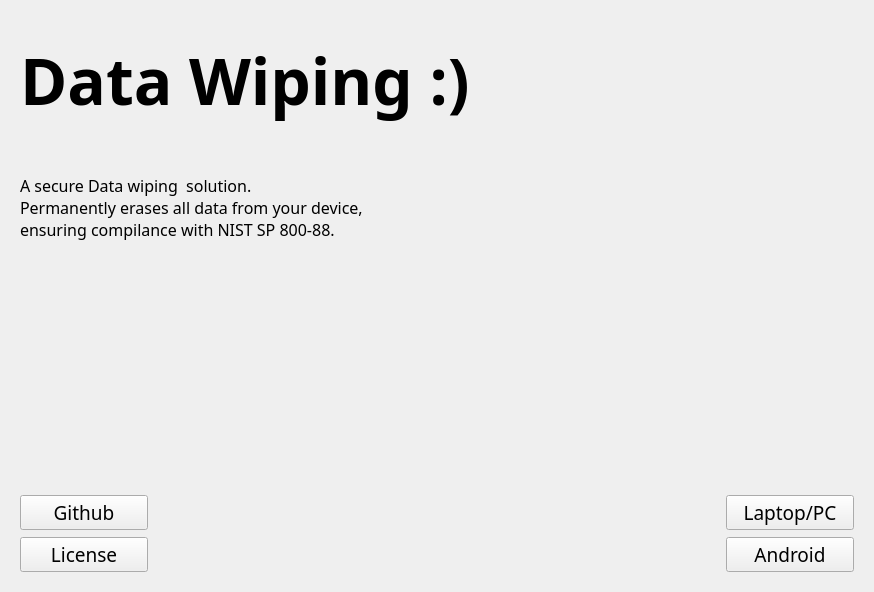
Qt form ui_files/homepage.ui (Mpriynka/SIH25070_Team_Caffeinated_Shell) before a commit.
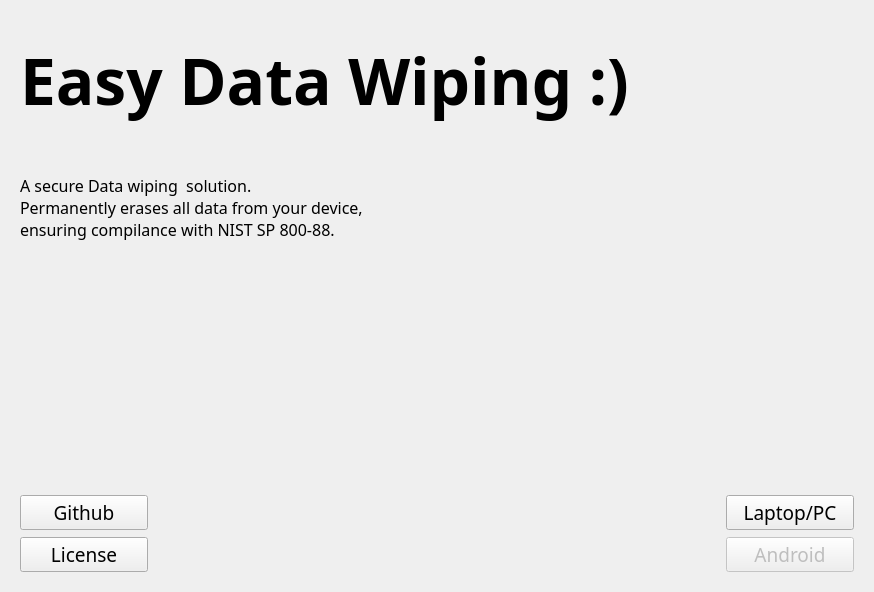
The same form after that commit.

Patch:
```diff
--- a/ui_files/homepage.ui
+++ b/ui_files/homepage.ui
@@ -140,7 +140,7 @@
       <enum>QFrame::NoFrame</enum>
      </property>
      <property name="text">
-      <string>Data Wiping :)</string>
+      <string>Easy Data Wiping :)</string>
      </property>
      <property name="wordWrap">
       <bool>false</bool>
@@ -149,6 +149,9 @@
    </item>
    <item row="10" column="1" alignment="Qt::AlignRight">
     <widget class="QPushButton" name="Android_pushButton">
+     <property name="enabled">
+      <bool>false</bool>
+     </property>
      <property name="sizePolicy">
       <sizepolicy hsizetype="Maximum" vsizetype="Fixed">
        <horstretch>0</horstretch>
```
Left out of the diff: 2 changed lines with no effect on the pictures.
